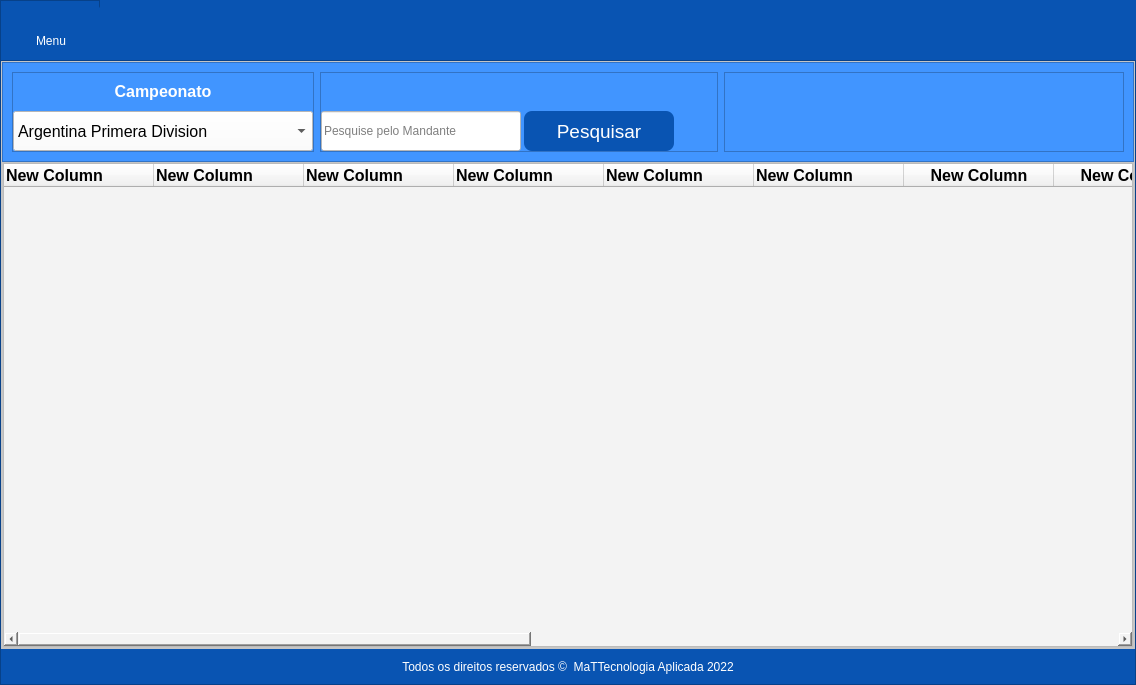
First picture: the form in ui_forms/ui_main.ui, repository mateuscosta27/WebScraping, before the edit.
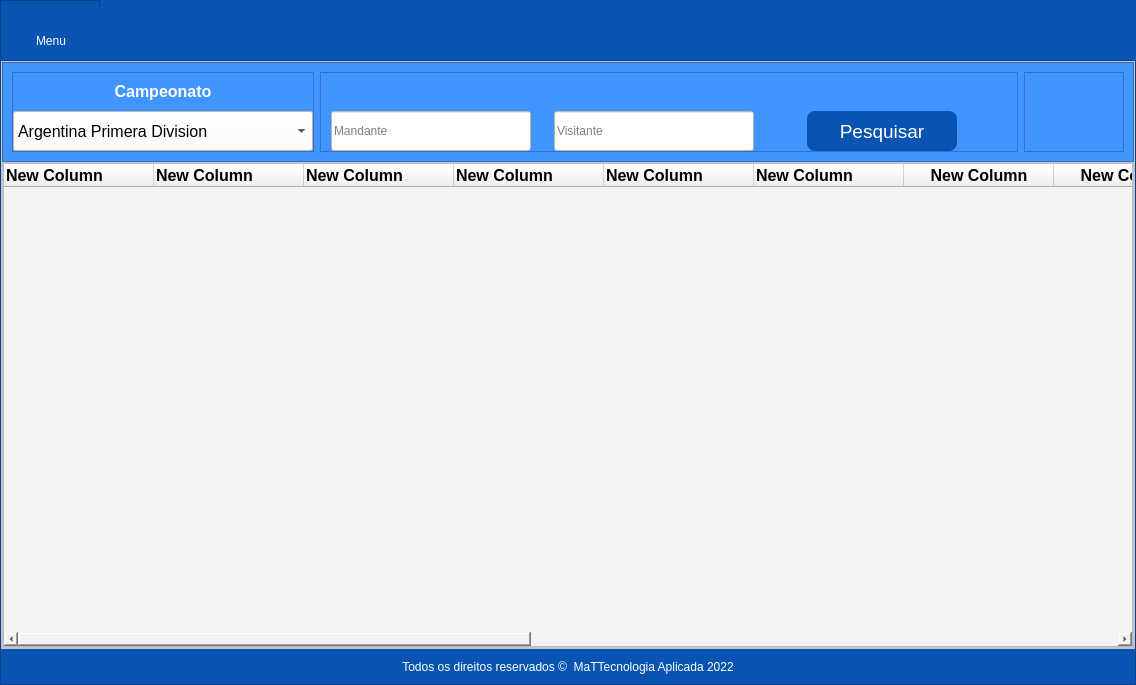
Second picture: the form after the edit. Icons and pictures are not drawn.

Patch:
```diff
--- a/ui_forms/ui_main.ui
+++ b/ui_forms/ui_main.ui
@@ -1880,7 +1880,7 @@
 </string>
                          </property>
                          <property name="placeholderText">
-                          <string>Pesquise pelo Mandante</string>
+                          <string>Mandante</string>
                          </property>
                         </widget>
                        </item>
@@ -1900,6 +1900,53 @@
                          </property>
                         </spacer>
                        </item>
+                       <item alignment="Qt::AlignBottom">
+                        <widget class="QLineEdit" name="le_team2">
+                         <property name="sizePolicy">
+                          <sizepolicy hsizetype="Expanding" vsizetype="Fixed">
+                           <horstretch>0</horstretch>
+                           <verstretch>0</verstretch>
+                          </sizepolicy>
+                         </property>
+                         <property name="minimumSize">
+                          <size>
+                           <width>200</width>
+                           <height>40</height>
+                          </size>
+                         </property>
+                         <property name="maximumSize">
+                          <size>
+                           <width>200</width>
+                           <height>40</height>
+                          </size>
+                         </property>
+                         <property name="styleSheet">
+                          <string notr="true">font: 75 10pt &quot;MS Shell Dlg 2&quot;;
+color: rgb(0, 0, 0);
+background-color: rgb(255, 255, 255);
+</string>
+                         </property>
+                         <property name="placeholderText">
+                          <string>Visitante</string>
+                         </property>
+                        </widget>
+                       </item>
+                       <item>
+                        <spacer name="horizontalSpacer_3">
+                         <property name="orientation">
+                          <enum>Qt::Horizontal</enum>
+                         </property>
+                         <property name="sizeType">
+                          <enum>QSizePolicy::Preferred</enum>
+                         </property>
+                         <property name="sizeHint" stdset="0">
+                          <size>
+                           <width>50</width>
+                           <height>20</height>
+                          </size>
+                         </property>
+                        </spacer>
+                       </item>
                        <item alignment="Qt::AlignBottom">
                         <widget class="QPushButton" name="btn_search">
                          <property name="minimumSize">
@@ -1986,16 +2033,13 @@
                         </widget>
                        </item>
                        <item>
-                        <spacer name="horizontalSpacer_3">
+                        <spacer name="horizontalSpacer_4">
                          <property name="orientation">
                           <enum>Qt::Horizontal</enum>
                          </property>
-                         <property name="sizeType">
-                          <enum>QSizePolicy::Expanding</enum>
-                         </property>
                          <property name="sizeHint" stdset="0">
                           <size>
-                           <width>100</width>
+                           <width>40</width>
                            <height>20</height>
                           </size>
                          </property>
@@ -2008,7 +2052,7 @@
                      <widget class="QFrame" name="frame_6">
                       <property name="minimumSize">
                        <size>
-                        <width>400</width>
+                        <width>100</width>
                         <height>0</height>
                        </size>
                       </property>
```
Left out of the diff: 2 changed lines with no effect on the pictures.
